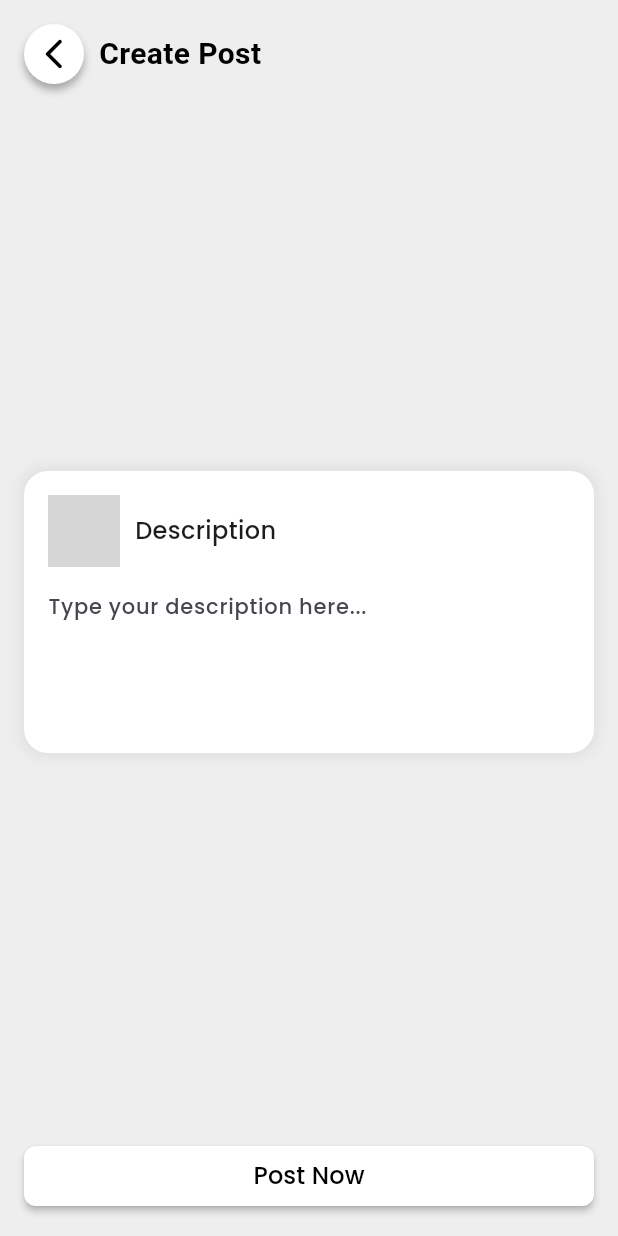
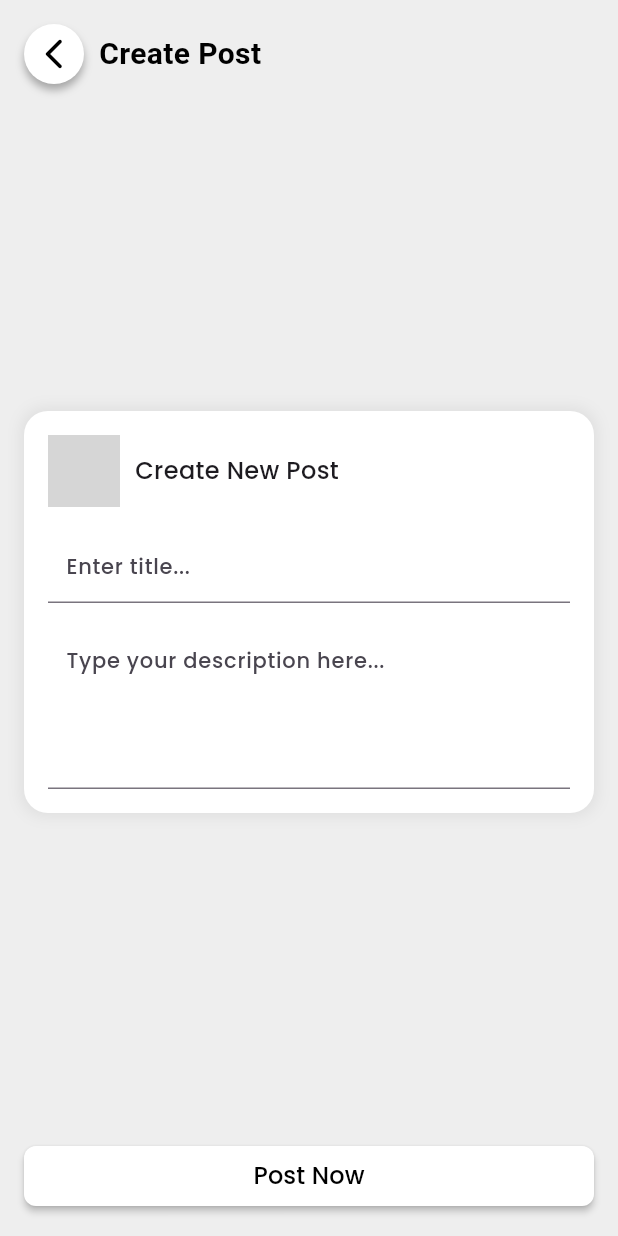
Before and after one commit to Arkariza/MyActifity, a Flutter app: the HomeScreen screen opened directly, after a tap on "+ Add Comment", on a phone screen of 412 x 824 dp. Run offline on Flutter 3.47's test engine with Material 3 defaults, Android fonts, the phone set to English and light mode, and no system bars; our stand-ins replace carousel_slider, curved_navigation_bar, flutter_map, geolocator, google_maps_flutter, jwt_decoder and 4 more; accounts and stored records are empty; network calls fail; grey boxes are pictures that could not be loaded.

Commit message:
post and command

```diff
--- a/my_activity/lib/Sales/Home/Activity.dart
+++ b/my_activity/lib/Sales/Home/Activity.dart
@@ -1,7 +1,7 @@
 import 'package:flutter/material.dart';
 import 'package:table_calendar/table_calendar.dart';
-import 'package:shared_preferences/shared_preferences.dart'; // Tambahkan ini
-import 'dart:convert'; // Tambahkan ini
+import 'package:shared_preferences/shared_preferences.dart';
+import 'dart:convert';
 
 class Activity extends StatefulWidget {
   const Activity({super.key});
--- a/my_activity/lib/Sales/Home/HomeScreen.dart
+++ b/my_activity/lib/Sales/Home/HomeScreen.dart
@@ -1,13 +1,11 @@
-import 'dart:math';
-
+import 'dart:convert';
 import 'package:flutter/material.dart';
+import 'package:http/http.dart' as http;
+import 'package:my_activity/Sales/Home/Page/CreatePost.dart';
 import 'package:carousel_slider/carousel_slider.dart';
-import 'package:my_activity/Sales/Home/Page/CreatePost.dart';
-
+import 'package:shared_preferences/shared_preferences.dart';
 
 class HomeScreen extends StatelessWidget {
-  const HomeScreen({super.key});
-
   @override
   Widget build(BuildContext context) {
     return Scaffold(
@@ -70,122 +68,89 @@ class HomeScreen extends StatelessWidget {
               ],
             ),
           ),
-
-          Expanded(
-            child: ListView(
-              padding: const EdgeInsets.symmetric(horizontal: 16),
-              children: [
-                _buildStoryCard(context, 'Sebastian Wicaksono', 'Ini Benar-Benar Mengagumkan', '1 hour ago'),
-                _buildStoryCard(context, 'Agus Jackson', 'Saya Suka dengan Layanan ini', '15 hours ago'),
-                _buildStoryCard(context, 'Dimas Nugraha', 'Saya Suka update baru ini; Semakin Menarik', '5 hours ago'),
-              ],
-            ),
-          ),
+          Expanded(child: CommentsSection()),
         ],
       ),
     );
   }
-
-  Widget _buildStoryCard(BuildContext context, String name, String content, String time) {
-    return StoryCard(
-      name: name,
-      content: content,
-      time: time,
-    );
-  }
 }
 
-class StoryCard extends StatefulWidget {
-  final String name;
-  final String content;
-  final String time;
+class CommentsSection extends StatefulWidget {
+  @override
+  _CommentsSectionState createState() => _CommentsSectionState();
+}
 
-  const StoryCard({
-    Key? key,
-    required this.name,
-    required this.content,
-    required this.time,
-  }) : super(key: key);
+class _CommentsSectionState extends State<CommentsSection> {
+  late Future<List<Map<String, dynamic>>> commentsFuture;
 
   @override
-  _StoryCardState createState() => _StoryCardState();
+  void initState() {
+    super.initState();
+    commentsFuture = fetchComments();
   }
 
-class _StoryCardState extends State<StoryCard> {
-  int likeCount = 0;
-  List<String> comments = [];
+  Future<List<Map<String, dynamic>>> fetchComments() async {
+    final prefs = await SharedPreferences.getInstance();
+    final token = prefs.getString('token');
 
-  void _toggleLike() {
-    setState(() {
-      likeCount++;
-    });
+    if (token == null) {
+      throw Exception('Authentication token not found. Please log in again.');
     }
 
-  void _showCommentSection() {
-    TextEditingController commentController = TextEditingController();
-
-    showModalBottomSheet(
-      context: context,
-      builder: (BuildContext context) {
-        return StatefulBuilder(
-          builder: (BuildContext context, StateSetter setModalState) {
-            return Padding(
-              padding: const EdgeInsets.all(16.0),
-              child: Column(
-                mainAxisSize: MainAxisSize.min,
-                children: [
-                  const Text(
-                    'Comments',
-                    style: TextStyle(
-                      fontSize: 18,
-                      fontWeight: FontWeight.bold,
-                    ),
-                  ),
-                  const SizedBox(height: 10),
-                  Expanded(
-                    child: ListView(
-                      children: comments
-                          .map((comment) => ListTile(
-                                leading: const CircleAvatar(
-                                  backgroundImage: NetworkImage(
-                                      'https://example.com/user_avatar.jpg'),
-                                ),
-                                title: const Text('User'),
-                                subtitle: Text(comment),
-                              ))
-                          .toList(),
-                    ),
-                  ),
-                  TextField(
-                    controller: commentController,
-                    decoration: InputDecoration(
-                      hintText: 'Add a comment...',
-                      suffixIcon: IconButton(
-                        icon: const Icon(Icons.send),
-                        onPressed: () {
-                          setModalState(() {
-                            comments.add(commentController.text);
-                          });
-                          commentController.clear();
-                        },
-                      ),
-                    ),
-                  ),
-                ],
-              ),
-            );
+    final response = await http.get(
+      Uri.parse('http://localhost:8080/api/comments/'),
+      headers: {
+        'Content-Type': 'application/json',
+        'Authorization': 'Bearer $token',
       },
     );
-      },
-    );
+
+    if (response.statusCode == 200) {
+      print('API Response: ${response.body}'); // Debugging response
+      final data = jsonDecode(response.body);
+      if (data is Map && data.containsKey('comments')) {
+        return List<Map<String, dynamic>>.from(data['comments']);
+      } else if (data is List) {
+        return List<Map<String, dynamic>>.from(data);
+      } else {
+        throw Exception('Unexpected JSON format.');
+      }
+    } else {
+      throw Exception('Failed to fetch comments: ${response.reasonPhrase}');
+    }
   }
 
   @override
   Widget build(BuildContext context) {
+    return FutureBuilder<List<Map<String, dynamic>>>(
+      future: commentsFuture,
+      builder: (context, snapshot) {
+        if (snapshot.connectionState == ConnectionState.waiting) {
+          return const Center(child: CircularProgressIndicator());
+        } else if (snapshot.hasError) {
+          print('Error: ${snapshot.error}');
+          return Center(child: Text('Error: ${snapshot.error}'));
+        } else if (!snapshot.hasData || snapshot.data!.isEmpty) {
+          return const Center(child: Text('No comments available yet.'));
+        }
+
+        final comments = snapshot.data!;
+        return RefreshIndicator(
+          onRefresh: () async {
+            setState(() {
+              commentsFuture = fetchComments();
+            });
+          },
+          child: ListView.builder(
+            itemCount: comments.length,
+            // Remove shrinkWrap and NeverScrollableScrollPhysics
+            itemBuilder: (context, index) {
+              final comment = comments[index];
               return Card(
                 shape: RoundedRectangleBorder(
                   borderRadius: BorderRadius.circular(10),
                 ),
+                margin: const EdgeInsets.symmetric(vertical: 8, horizontal: 16),
                 child: Padding(
                   padding: const EdgeInsets.all(16.0),
                   child: Column(
@@ -203,11 +168,22 @@ class _StoryCardState extends State<StoryCard> {
                           Column(
                             crossAxisAlignment: CrossAxisAlignment.start,
                             children: [
-                    Text(widget.name, style: const TextStyle(fontWeight: FontWeight.bold)),
-                    Text(widget.time, style: const TextStyle(color: Colors.grey, fontSize: 10)),
-                    SizedBox(
-                      width: max(155, 200),
-                      child: Text(widget.content),
+                              Text(
+                                comment['posted_by'] ?? 'Anonymous',
+                                style: const TextStyle(fontWeight: FontWeight.bold),
+                              ),
+                              Text(
+                                comment['date'] ?? 'Unknown date',
+                                style: const TextStyle(color: Colors.grey, fontSize: 10),
+                              ),
+                            ],
+                          ),
+                        ],
+                      ),
+                      const SizedBox(height: 10),
+                      Text(
+                        comment['description'] ?? 'No description',
+                        style: const TextStyle(fontSize: 14),
                       ),
                       const SizedBox(height: 10),
                       Row(
@@ -216,9 +192,11 @@ class _StoryCardState extends State<StoryCard> {
                             children: [
                               IconButton(
                                 icon: const Icon(Icons.thumb_up, color: Colors.blue),
-                              onPressed: _toggleLike,
+                                onPressed: () {
+                                  // Handle like action
+                                },
                               ),
-                            Text('$likeCount'),
+                              const Text('0'),
                             ],
                           ),
                           const SizedBox(width: 35),
@@ -226,13 +204,11 @@ class _StoryCardState extends State<StoryCard> {
                             children: [
                               IconButton(
                                 icon: const Icon(Icons.chat_bubble_outline_rounded, color: Colors.blue),
-                              onPressed: _showCommentSection,
+                                onPressed: () {
+                                  // Handle comment action
+                                },
                               ),
-                            Text('${comments.length}'),
-                          ],
-                        ),
-                      ],
-                    ),
+                              const Text('0'),
                             ],
                           ),
                         ],
@@ -240,6 +216,11 @@ class _StoryCardState extends State<StoryCard> {
                     ],
                   ),
                 ),
+              );
+            },
+          ),
+        );
+      },
     );
   }
 }
@@ -252,18 +233,12 @@ class ImageSlider extends StatelessWidget {
   final List<String> networkImages = [
     'https://encrypted-tbn0.gstatic.com/images?q=tbn:ANd9GcRb6Rzo_PBz9RnBQ9KgAtcZ1rZsrPQq5bS5xw&s',
     'https://d33wubrfki0l68.cloudfront.net/b4759e96fa9ada8ee8caa4c771fcd503f289d791/6de77/static/triangle_background-9df4fa2e10f0e294779511e99083c2bc.jpg',
-    'https://www.shutterstock.com/blog/wp-content/uploads/sites/5/2020/07/shutterstock_582803470.jpg?w=750',
-  ];
-
-  final List<String> localImages = [
-    'https://encrypted-tbn0.gstatic.com/images?q=tbn:ANd9GcRb6Rzo_PBz9RnBQ9KgAtcZ1rZsrPQq5bS5xw&s',
-    'https://d33wubrfki0l68.cloudfront.net/b4759e96fa9ada8ee8caa4c771fcd503f289d791/6de77/static/triangle_background-9df4fa2e10f0e294779511e99083c2bc.jpg',
-    'https://www.shutterstock.com/blog/wp-content/uploads/sites/5/2020/07/shutterstock_582803470.jpg?w=750',
+    'https://images.pexels.com/photos/531880/pexels-photo-531880.jpeg?cs=srgb&dl=pexels-pixabay-531880.jpg&fm=jpg'
   ];
 
   @override
   Widget build(BuildContext context) {
-    final images = isNetwork ? networkImages : localImages;
+    final images = isNetwork ? networkImages : [];
 
     return CarouselSlider(
       items: images.map((imagePath) {
@@ -271,9 +246,7 @@ class ImageSlider extends StatelessWidget {
           padding: const EdgeInsets.symmetric(horizontal: 8.0),
           child: ClipRRect(
             borderRadius: BorderRadius.circular(20.0),
-            child: isNetwork
-                ? Image.network(imagePath, fit: BoxFit.cover)
-                : Image.asset(imagePath, fit: BoxFit.cover),
+            child: Image.network(imagePath, fit: BoxFit.cover),
           ),
         );
       }).toList(),
--- a/my_activity/lib/Sales/Home/NavBarS.dart
+++ b/my_activity/lib/Sales/Home/NavBarS.dart
@@ -17,7 +17,7 @@ class _NavBarState extends State<NavBars> {
   int _pageIndex = 0;
 
   final List<Widget> _pages = [
-    const HomeScreen(),
+    HomeScreen(),
     const Dashboard(),
     const LeadList(),
     const Activity(),
--- a/my_activity/lib/Sales/Home/Page/CreatePost.dart
+++ b/my_activity/lib/Sales/Home/Page/CreatePost.dart
@@ -1,9 +1,79 @@
 import 'package:flutter/material.dart';
+import 'dart:convert';
+import 'package:http/http.dart' as http;
+import 'package:shared_preferences/shared_preferences.dart';
+import 'package:jwt_decoder/jwt_decoder.dart';
 
 class CreatePost extends StatelessWidget {
+  final TextEditingController _titleController = TextEditingController();
   final TextEditingController _descriptionController = TextEditingController();
 
   CreatePost({super.key});
+
+  Future<void> _createComment(BuildContext context) async {
+    final prefs = await SharedPreferences.getInstance();
+    final token = prefs.getString('token');
+
+    if (token == null) {
+      ScaffoldMessenger.of(context).showSnackBar(
+        const SnackBar(content: Text('Authentication token not found. Please log in again.')),
+      );
+      return;
+    }
+
+    Map<String, dynamic> decodedToken = JwtDecoder.decode(token);
+    final username = decodedToken['username'];
+
+    if (username == null) {
+      ScaffoldMessenger.of(context).showSnackBar(
+        const SnackBar(content: Text('Username not found in token.')),
+      );
+      return;
+    }
+
+    final titleText = _titleController.text;
+    final descriptionText = _descriptionController.text;
+
+    if (titleText.isEmpty) {
+      ScaffoldMessenger.of(context).showSnackBar(
+        const SnackBar(content: Text('Title cannot be empty')),
+      );
+      return;
+    }
+
+    if (descriptionText.isEmpty) {
+      ScaffoldMessenger.of(context).showSnackBar(
+        const SnackBar(content: Text('Description cannot be empty')),
+      );
+      return;
+    }
+
+    final url = Uri.parse('http://localhost:8080/api/comments/add');
+    final response = await http.post(
+      url,
+      headers: {
+        'Content-Type': 'application/json',
+        'Authorization': 'Bearer $token',
+      },
+      body: jsonEncode({
+        "title": titleText,
+        "description": descriptionText,
+        "posted_by": username,
+      }),
+    );
+
+    if (response.statusCode == 201) {
+      ScaffoldMessenger.of(context).showSnackBar(
+        const SnackBar(content: Text('Comment created successfully!')),
+      );
+      Navigator.pop(context);
+    } else {
+      final error = jsonDecode(response.body);
+      ScaffoldMessenger.of(context).showSnackBar(
+        SnackBar(content: Text('Error: ${error['error']}')),
+      );
+    }
+  }
 
   @override
   Widget build(BuildContext context) {
@@ -76,7 +146,7 @@ class CreatePost extends StatelessWidget {
                         SizedBox(width: 10),
                         Expanded(
                           child: Text(
-                            'Description',
+                            'Create New Post',
                             style: TextStyle(
                               fontFamily: 'Poppins',
                               fontSize: 16,
@@ -86,13 +156,26 @@ class CreatePost extends StatelessWidget {
                         ),
                       ],
                     ),
-                    const SizedBox(height: 8),
+                    const SizedBox(height: 16),
+                    TextField(
+                      controller: _titleController,
+                      decoration: const InputDecoration(
+                        hintText: 'Enter title...',
+                        contentPadding: EdgeInsets.all(12),
+                      ),
+                      style: TextStyle(
+                        fontFamily: 'Poppins',
+                        fontSize: 14,
+                        color: Colors.grey[600],
+                      ),
+                    ),
+                    const SizedBox(height: 16),
                     TextField(
                       controller: _descriptionController,
                       maxLines: 4,
                       decoration: const InputDecoration(
                         hintText: 'Type your description here...',
-                        border: InputBorder.none,
+                        contentPadding: EdgeInsets.all(12),
                       ),
                       style: TextStyle(
                         fontFamily: 'Poppins',
@@ -107,10 +190,7 @@ class CreatePost extends StatelessWidget {
                 child: SizedBox(
                   width: double.infinity,
                   child: ElevatedButton(
-                    onPressed: () {
-                      String descriptionText = _descriptionController.text;
-                      print('Description: $descriptionText');
-                    },
+                    onPressed: () => _createComment(context),
                     style: ElevatedButton.styleFrom(
                       backgroundColor: Colors.white,
                       elevation: 2,
--- a/my_activity/lib/Sales/Home/Page/Lead/LeadDetail.dart
+++ b/my_activity/lib/Sales/Home/Page/Lead/LeadDetail.dart
@@ -10,7 +10,7 @@ class LeadDetail extends StatelessWidget {
 
   @override
   Widget build(BuildContext context) {
-    double progress = 0.05; // Progress diubah menjadi 0.05 (5%)
+    double progress = 0.05;
 
     return Scaffold(
       body: Padding(
@@ -195,7 +195,7 @@ class LeadDetail extends StatelessWidget {
                                   style: TextStyle(
                                     fontFamily: 'Poppins',
                                     fontWeight: FontWeight.bold,
-                                    fontSize: 16, // Ukuran font diperkecil
+                                    fontSize: 16,
                                   ),
                                 ),
                                 content: Row(
--- a/my_activity/pubspec.yaml
+++ b/my_activity/pubspec.yaml
@@ -48,6 +48,7 @@ dependencies:
   geolocator: ^13.0.2
   flutter_map: ^7.0.2
   latlong2: ^0.9.1
+  jwt_decoder: ^2.0.1
 
 dev_dependencies:
   flutter_test:
```
Also changed, not shown: my_activity/pubspec.lock. Lines whose indentation alone changed are shown as unchanged.
